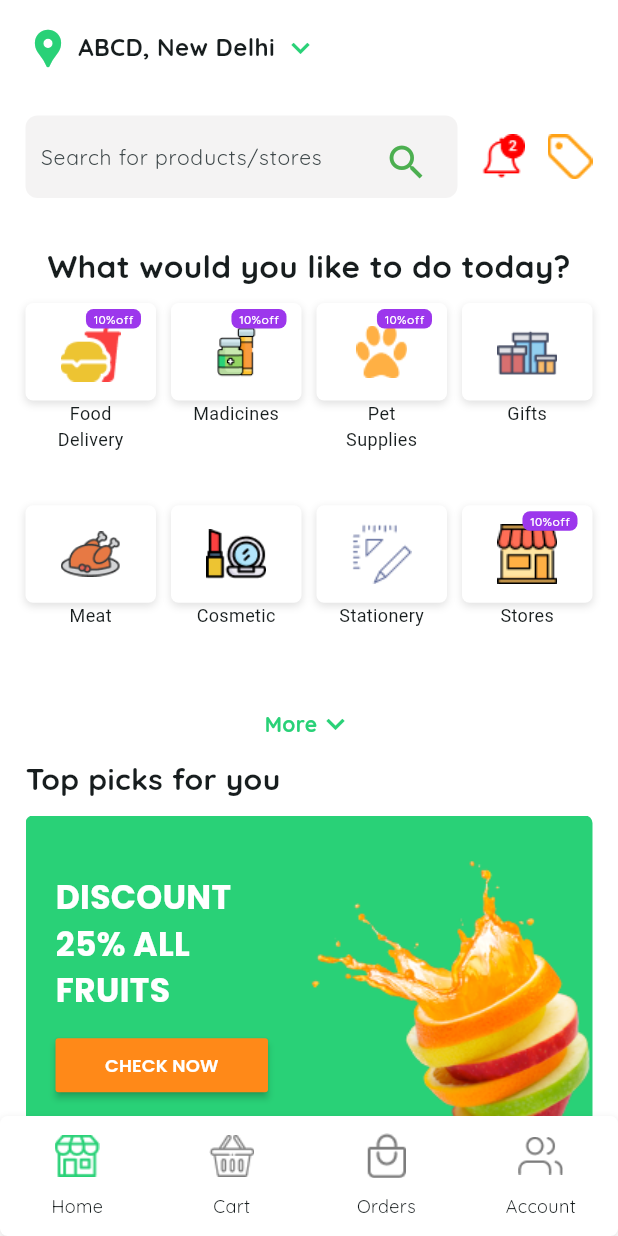
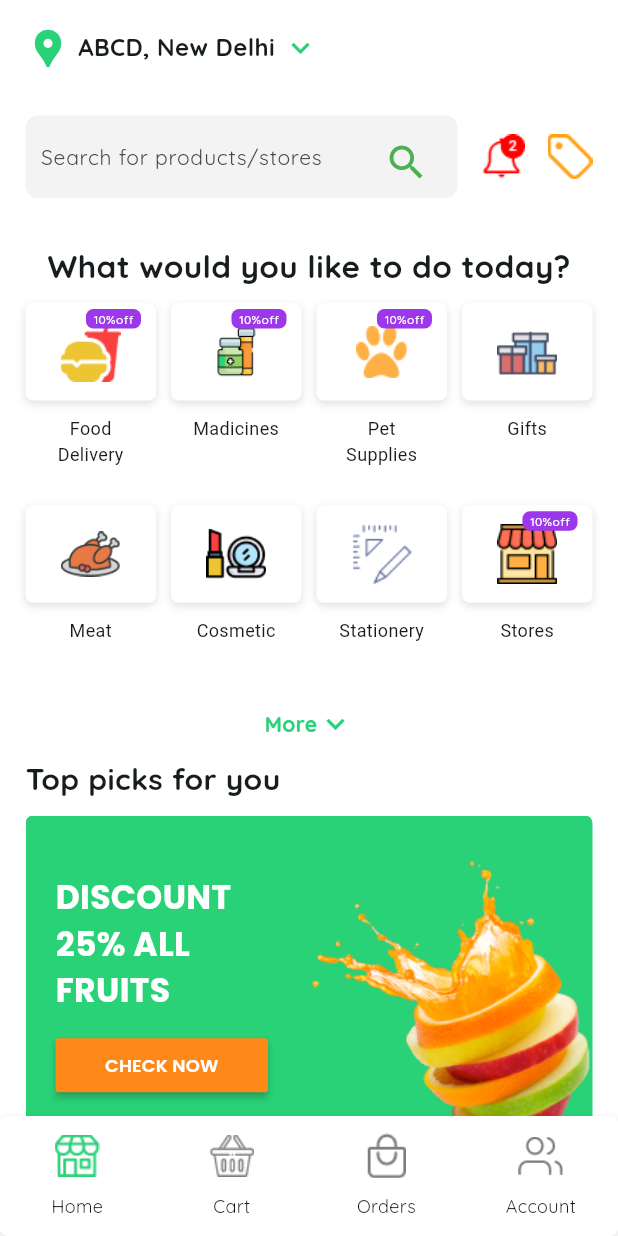
Before and after one commit to Shabeebmohmd/Multivendor, a Flutter app: the screen it shows after launch, on a phone screen of 412 x 824 dp. Run offline on Flutter 3.47's test engine with Material 3 defaults, Android fonts, the phone set to English and light mode, and no system bars; drawn by our look-alikes of carousel_slider; our stand-ins replace go_router, google_fonts, timeago.

Commit message:
fix: add parameter in navigation add space in category name

```diff
--- a/lib/widgets/common/category_item_builder.dart
+++ b/lib/widgets/common/category_item_builder.dart
@@ -63,6 +63,7 @@ class CategoryItemBuilder extends StatelessWidget {
             ),
           ],
         ),
+        const SizedBox(height: Utils.kSpacingM),
         Text(
           categoryNames[index].replaceFirst(' ', '\n'),
           textAlign: TextAlign.center,
--- a/lib/widgets/home_sections/search_section.dart
+++ b/lib/widgets/home_sections/search_section.dart
@@ -41,8 +41,9 @@ class SearchSection extends StatelessWidget {
         InkWell(
           splashColor: AppColors.red,
           onTap: () {
-            final NotificationViewModel model = NotificationViewModel(); // Assign with appropriate constructor or data
-            context.goNamed(AppRouteNames.notification, extra: model);
+            final NotificationViewModel model =
+                NotificationViewModel(); // Assign with appropriate constructor or data
+            context.pushNamed(AppRouteNames.notification, extra: model);
           },
           // () => Navigator.push(
           //   context,
```
